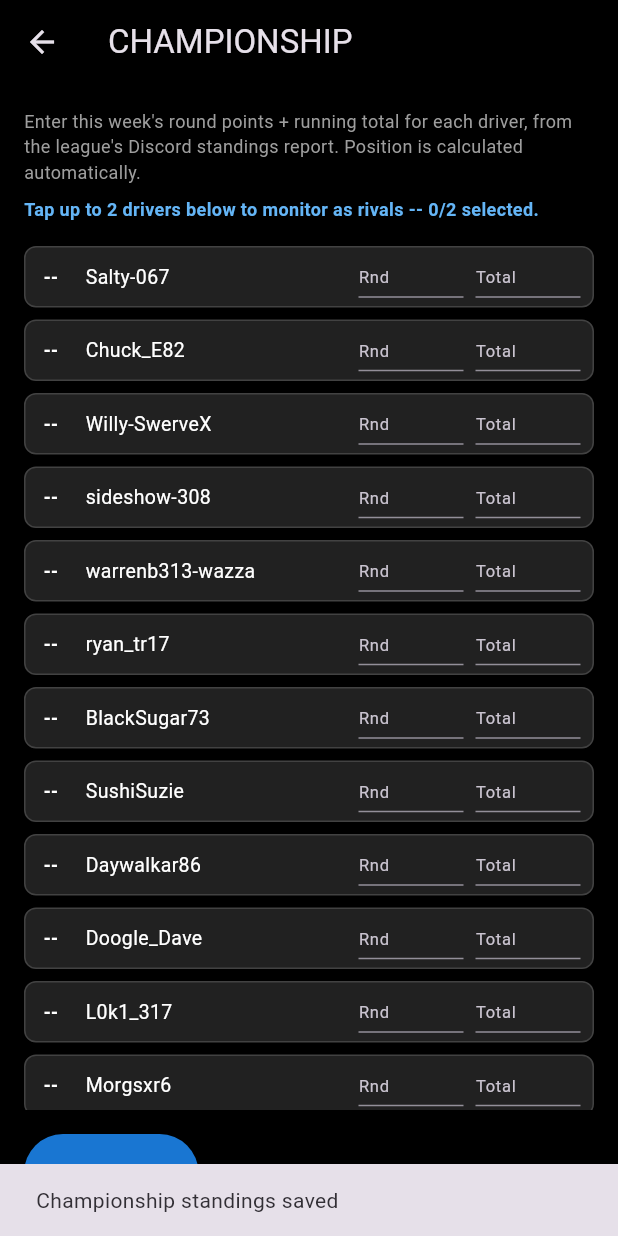
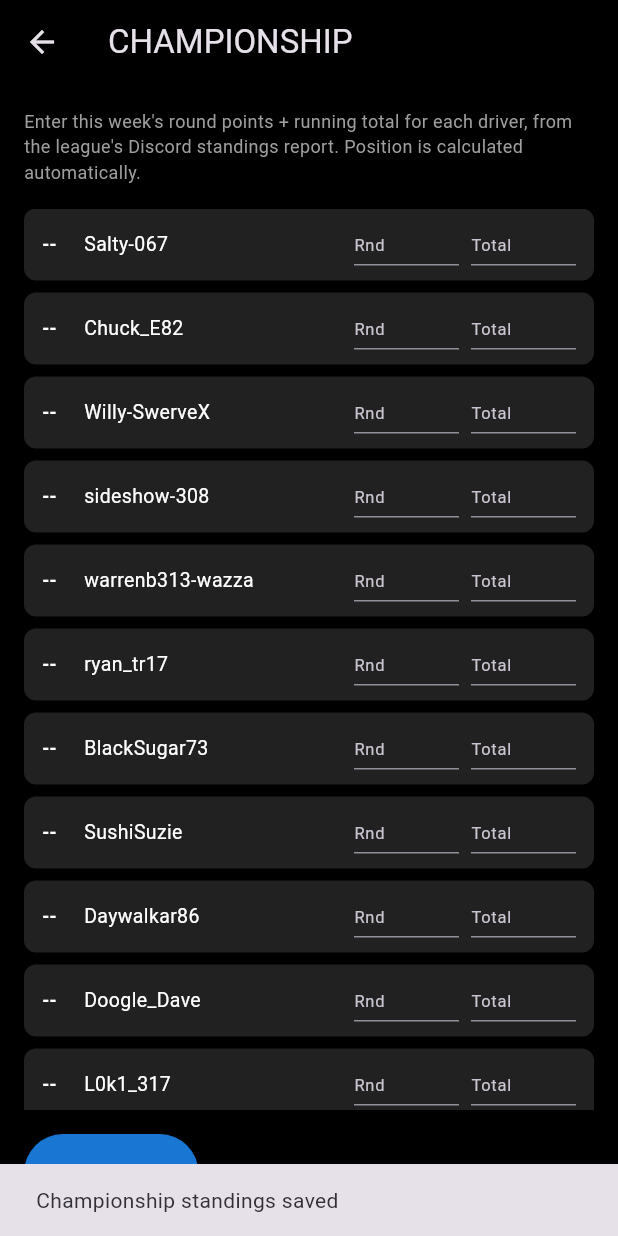
Before and after one commit to chris-bluemoon/boxobx, a Flutter app: the ChampionshipScreen screen opened directly, after a tap on "SAVE STANDINGS", on a phone screen of 412 x 824 dp. Run offline on Flutter 3.47's test engine with Material 3 defaults, Android fonts, the phone set to English and light mode, and no system bars; our stand-ins replace flutter_dotenv, just_audio, shared_preferences; missing offline and left inert: cipherlib, record; accounts and stored records are empty.

Commit message:
Remove rival selection UI from ChampionshipScreen entirely
Per request: ChampionshipScreen goes back to being pure weekly
standings entry (round points + running total per driver, position
derived by sorting) -- no tappable rows, no highlight state, no rival
concept on this screen at all. Which 2 drivers Gunther actively
monitors on-track remains purely a --rival-names command-line flag on
the laptop OCR relay (see laptop_ocr/ocr_relay.py's rival_names param
and lib/services/rival_monitor.dart's live position-change callouts,
both UNCHANGED by this commit) -- the driver names that flag by hand
each session rather than picking them anywhere in the app.

lib/screens/championship_screen.dart:
- Removed _selectedRivals state, _toggleRival(), the InkWell/tap
  handling, and the amber highlight decoration from _driverRow -- rows
  are now plain, non-interactive display + 2 entry TextFields.
- Removed the "tap up to 2 drivers" subtitle text.
- Updated the class doc comment to point at the --rival-names flag as
  where rival configuration now lives instead.

lib/services/championship_standings_store.dart:
- Removed saveRivals()/loadRivals() and the now-unused _rivalsKey --
  this store persists standings only.

Updated test/championship_screen_test.dart (removed the 2
selection/highlight tests, added one confirming a tap now has no
effect) and test/championship_standings_store_test.dart (removed the
rival round-trip/clear tests). Full suite (52 tests) passes; flutter
analyze clean.

```diff
--- a/lib/screens/championship_screen.dart
+++ b/lib/screens/championship_screen.dart
@@ -7,13 +7,14 @@ import '../services/league_roster.dart';
 /// Weekly league championship entry screen: manually enter this week's
 /// round points + running total for each driver (position is DERIVED
 /// by sorting on total, never entered directly -- see
-/// ChampionshipStandingsStore.sortedByPosition), and pick exactly 2
-/// rivals to monitor.
+/// ChampionshipStandingsStore.sortedByPosition).
 ///
-/// This is Phase A of the "nearest rival" feature -- just the data
-/// entry + rival selection. Phase B (live on-track tracking of the
-/// chosen rivals' position/strategy during a race) consumes the data
-/// persisted here but is built separately.
+/// Standings entry ONLY -- there is deliberately no rival
+/// selection/monitoring UI here. Which drivers Gunther actively tracks
+/// on-track (see RivalMonitor/parse_leaderboard's rival_names) is
+/// configured as a command-line flag (--rival-names) on the laptop OCR
+/// relay itself, not through this screen -- the driver picks the 2
+/// rivals by hand each session when starting the relay.
 class ChampionshipScreen extends StatefulWidget {
   const ChampionshipScreen({super.key});
 
@@ -27,7 +28,6 @@ class _ChampionshipScreenState extends State<ChampionshipScreen> {
   // re-renders without being tied to a List index that could shift.
   final Map<String, TextEditingController> _totalControllers = {};
   final Map<String, TextEditingController> _roundControllers = {};
-  final Set<String> _selectedRivals = {};
   bool _loading = true;
 
   @override
@@ -42,16 +42,12 @@ class _ChampionshipScreenState extends State<ChampionshipScreen> {
 
   Future<void> _loadSaved() async {
     final standings = await ChampionshipStandingsStore.load();
-    final rivals = await ChampionshipStandingsStore.loadRivals();
     if (!mounted) return;
     setState(() {
       for (final standing in standings) {
         _totalControllers[standing.driverName]?.text = standing.totalPoints.toString();
         _roundControllers[standing.driverName]?.text = standing.roundPoints.toString();
       }
-      _selectedRivals
-        ..clear()
-        ..addAll(rivals);
       _loading = false;
     });
   }
@@ -80,26 +76,11 @@ class _ChampionshipScreenState extends State<ChampionshipScreen> {
     }
 
     await ChampionshipStandingsStore.save(standings);
-    await ChampionshipStandingsStore.saveRivals(_selectedRivals.toList());
 
     if (!mounted) return;
     ScaffoldMessenger.of(context).showSnackBar(
       const SnackBar(content: Text('Championship standings saved')),
     );
-  }
-
-  void _toggleRival(String driver) {
-    setState(() {
-      if (_selectedRivals.contains(driver)) {
-        _selectedRivals.remove(driver);
-      } else if (_selectedRivals.length < 2) {
-        _selectedRivals.add(driver);
-      } else {
-        ScaffoldMessenger.of(context).showSnackBar(
-          const SnackBar(content: Text('Only 2 rivals can be monitored at once -- deselect one first')),
-        );
-      }
-    });
   }
 
   @override
@@ -144,11 +125,6 @@ class _ChampionshipScreenState extends State<ChampionshipScreen> {
                 'league\'s Discord standings report. Position is calculated automatically.',
                 style: TextStyle(color: Colors.grey.shade500, fontSize: 12),
               ),
-              const SizedBox(height: 8),
-              Text(
-                'Tap up to 2 drivers below to monitor as rivals -- ${_selectedRivals.length}/2 selected.',
-                style: TextStyle(color: Colors.blue.shade300, fontSize: 12, fontWeight: FontWeight.bold),
-              ),
               const SizedBox(height: 16),
               Expanded(
                 child: ListView.builder(
@@ -173,33 +149,20 @@ class _ChampionshipScreenState extends State<ChampionshipScreen> {
   }
 
   Widget _driverRow(String driver, Map<String, int> positionByDriver) {
-    final isRival = _selectedRivals.contains(driver);
     final position = positionByDriver[driver];
 
+    // Plain, non-interactive row -- just position/name display plus
+    // the 2 entry fields. No tap target, no highlight state: rival
+    // selection isn't a concept this screen has at all anymore (see
+    // the class doc comment -- that's a --rival-names flag on the
+    // laptop relay now, not something picked here).
     return Container(
       margin: const EdgeInsets.only(bottom: 8),
+      padding: const EdgeInsets.symmetric(horizontal: 12, vertical: 10),
       decoration: BoxDecoration(
-        color: isRival ? Colors.amber.shade900.withValues(alpha: 0.35) : Colors.grey.shade900,
+        color: Colors.grey.shade900,
         borderRadius: BorderRadius.circular(8),
-        border: Border.all(color: isRival ? Colors.amberAccent : Colors.grey.shade800, width: isRival ? 2 : 1),
       ),
-      // No separate star/checkbox control at all -- tapping the
-      // position + driver name area IS the selection toggle, and the
-      // row's own highlight (amber tint + border, above) is the only
-      // indicator of which 2 drivers are currently being monitored.
-      // Previously only a small star IconButton responded to a tap at
-      // all, which wasn't obvious/discoverable. The Rnd/Total
-      // TextFields are deliberately OUTSIDE this tappable area so
-      // tapping into them to type still just focuses the field,
-      // rather than also toggling the rival.
-      child: Row(
-        children: [
-          Expanded(
-            child: InkWell(
-              borderRadius: BorderRadius.circular(8),
-              onTap: () => _toggleRival(driver),
-              child: Padding(
-                padding: const EdgeInsets.symmetric(horizontal: 12, vertical: 10),
       child: Row(
         children: [
           SizedBox(
@@ -214,11 +177,6 @@ class _ChampionshipScreenState extends State<ChampionshipScreen> {
               driver,
               style: const TextStyle(color: Colors.white, fontSize: 13),
               overflow: TextOverflow.ellipsis,
-                      ),
-                    ),
-                  ],
-                ),
-              ),
             ),
           ),
           const SizedBox(width: 4),
@@ -244,7 +202,6 @@ class _ChampionshipScreenState extends State<ChampionshipScreen> {
               onChanged: (_) => setState(() {}),
             ),
           ),
-          const SizedBox(width: 8),
         ],
       ),
     );
--- a/lib/services/championship_standings_store.dart
+++ b/lib/services/championship_standings_store.dart
@@ -5,8 +5,7 @@ import 'package:shared_preferences/shared_preferences.dart';
 import '../models/championship_standing.dart';
 
 /// Persists the LATEST weekly championship standings snapshot (one
-/// entry per driver, see ChampionshipStanding) plus which 2 rivals the
-/// driver has chosen to monitor -- both via SharedPreferences,
+/// entry per driver, see ChampionshipStanding) via SharedPreferences,
 /// mirroring PitStopTimeStore/SavedBriefingStore's persistence style.
 ///
 /// Deliberately keeps only the MOST RECENT week's standings, not a
@@ -15,9 +14,14 @@ import '../models/championship_standing.dart';
 /// total + this week's round score, not a multi-week archive). If
 /// week-over-week trend tracking is wanted later, this is the natural
 /// place to extend into a keyed-by-week history instead.
+///
+/// NOTE: rival selection/monitoring has NO presence here at all --
+/// which drivers Gunther actively tracks on-track is a --rival-names
+/// command-line flag on the laptop OCR relay (see
+/// laptop_ocr/ocr_relay.py and lib/services/rival_monitor.dart), not
+/// something persisted from this screen.
 class ChampionshipStandingsStore {
   static const _standingsKey = 'championship_standings';
-  static const _rivalsKey = 'championship_rivals';
 
   static Future<void> save(List<ChampionshipStanding> standings) async {
     final prefs = await SharedPreferences.getInstance();
@@ -69,24 +73,8 @@ class ChampionshipStandingsStore {
     return driver.totalPoints - rival.totalPoints;
   }
 
-  /// Saves exactly the 2 gamertags the driver has chosen to monitor as
-  /// championship rivals (see league_roster.dart) -- the "monitor
-  /// functionality" these are used for is a separate, later piece of
-  /// work (live on-track tracking of these specific drivers), this
-  /// just persists WHO was chosen.
-  static Future<void> saveRivals(List<String> rivalNames) async {
-    final prefs = await SharedPreferences.getInstance();
-    await prefs.setStringList(_rivalsKey, rivalNames);
-  }
-
-  static Future<List<String>> loadRivals() async {
-    final prefs = await SharedPreferences.getInstance();
-    return prefs.getStringList(_rivalsKey) ?? const [];
-  }
-
   static Future<void> clear() async {
     final prefs = await SharedPreferences.getInstance();
     await prefs.remove(_standingsKey);
-    await prefs.remove(_rivalsKey);
   }
 }
```
Also changed, not shown: 2 other files. Lines whose indentation alone changed are shown as unchanged.
